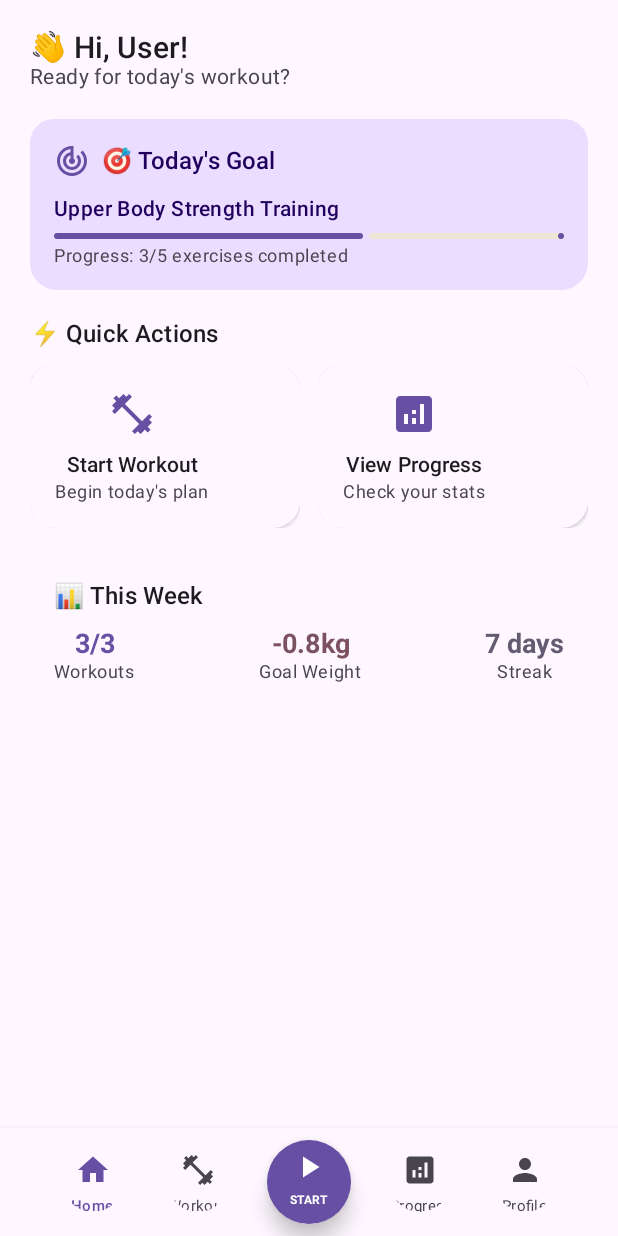
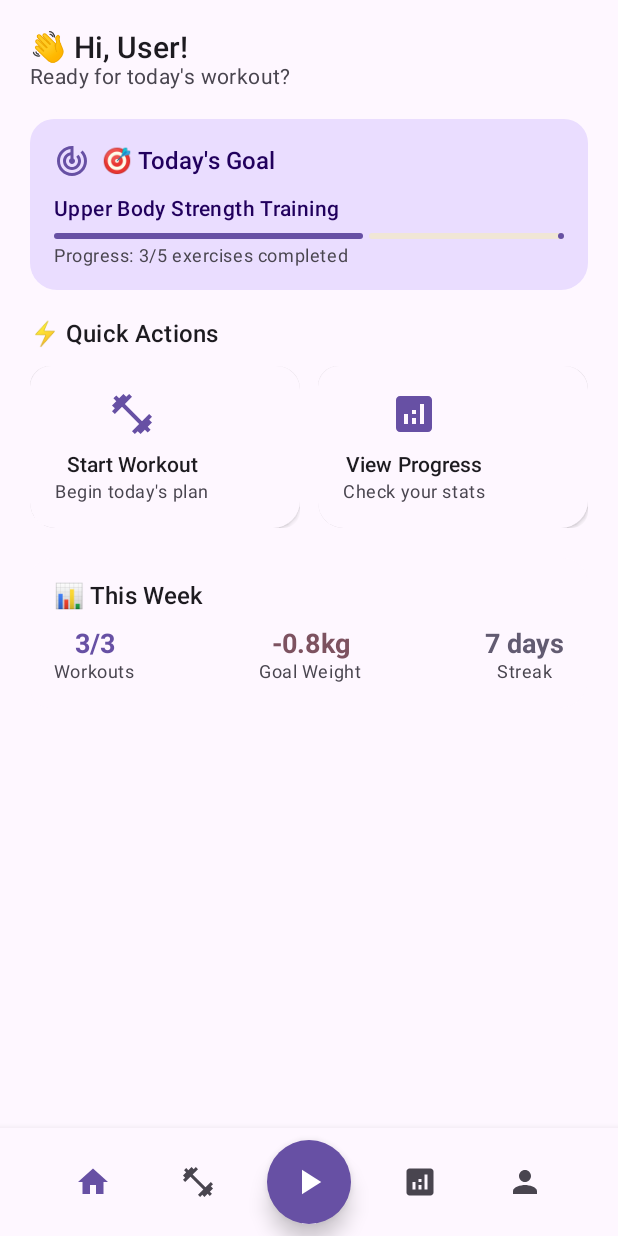
Before and after one commit to dongzhang2077/FitTrackPro, an Android app built with Jetpack Compose: the MainTabScreen screen opened through its navigation route, on a phone screen of 412 x 824 dp. Run offline under Robolectric (Android 15) with nearby library versions, the phone set to English and light mode, and no system bars; our stand-ins replace Dagger/Hilt's generated code.

Commit message:
ui modification

```diff
--- a/app/src/main/java/com/domcheung/fittrackpro/presentation/main/FitTrackBottomNavigation.kt
+++ b/app/src/main/java/com/domcheung/fittrackpro/presentation/main/FitTrackBottomNavigation.kt
@@ -19,8 +19,6 @@ import androidx.compose.ui.unit.sp
 import com.domcheung.fittrackpro.presentation.model.MainTab
 import com.domcheung.fittrackpro.presentation.model.TabItem
 import com.domcheung.fittrackpro.presentation.model.TabDestinations
-
-
 
 @Composable
 fun FitTrackBottomNavigation(
@@ -75,21 +73,11 @@ private fun CentralStartButton(
         containerColor = MaterialTheme.colorScheme.primary,
         contentColor = MaterialTheme.colorScheme.onPrimary
     ) {
-        Column(
-            horizontalAlignment = Alignment.CenterHorizontally,
-            verticalArrangement = Arrangement.Center
-        ) {
         Icon(
             imageVector = Icons.Default.PlayArrow,
             contentDescription = "Start Workout",
-                modifier = Modifier.size(24.dp)
+            modifier = Modifier.size(28.dp)
         )
-            Text(
-                text = "START",
-                fontSize = 8.sp,
-                fontWeight = FontWeight.Bold
-            )
-        }
     }
 }
 
@@ -110,23 +98,11 @@ private fun RegularTabItem(
         onClick = onClick,
         modifier = modifier
     ) {
-        Column(
-            horizontalAlignment = Alignment.CenterHorizontally,
-            verticalArrangement = Arrangement.Center
-        ) {
         Icon(
             imageVector = tabItem.icon,
             contentDescription = tabItem.label,
             tint = color,
             modifier = Modifier.size(24.dp)
         )
-            Spacer(modifier = Modifier.height(2.dp))
-            Text(
-                text = tabItem.label,
-                color = color,
-                fontSize = 10.sp,
-                fontWeight = if (isSelected) FontWeight.SemiBold else FontWeight.Normal
-            )
     }
 }
-}
```
Lines whose indentation alone changed are shown as unchanged.
